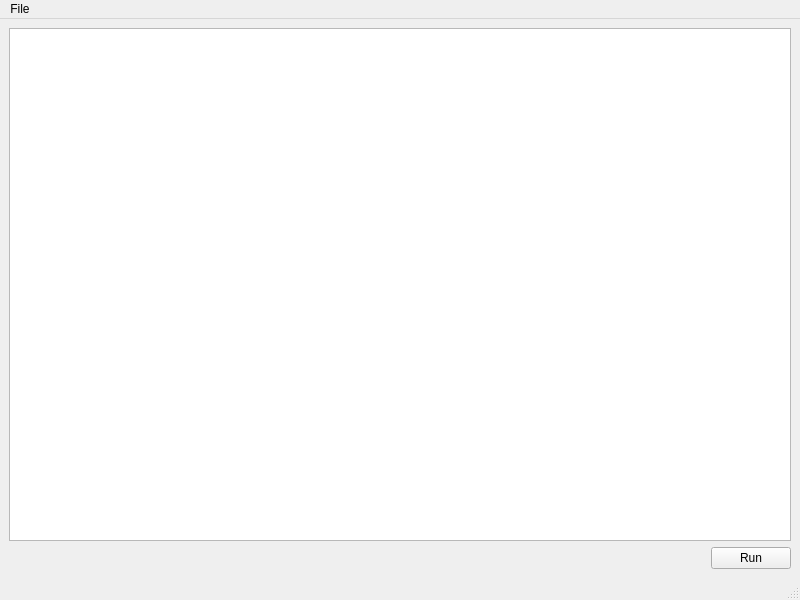
The window that src/Interface/interface.ui (mskonline/NSimulator) describes before a commit, drawn with Qt 5.
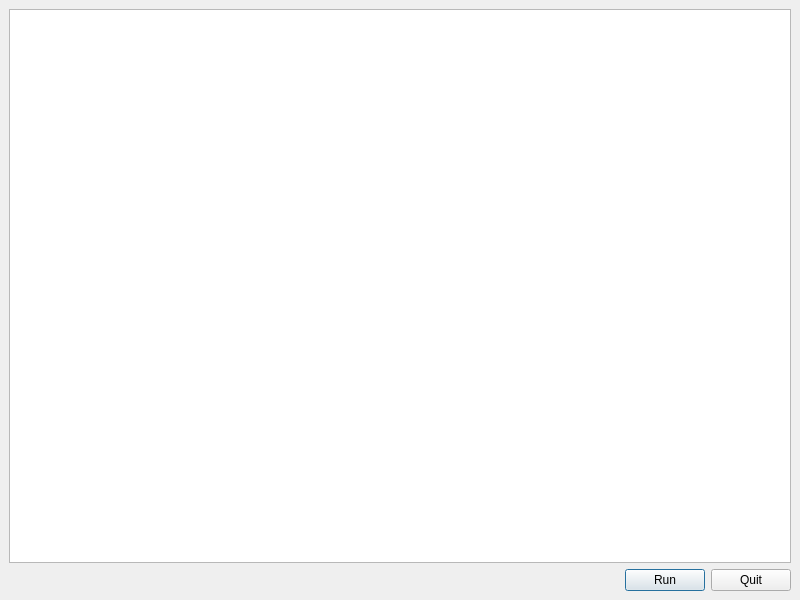
The same window after the commit. Icons and pictures are not drawn.

Diff of the .ui file:
```diff
--- a/src/Interface/interface.ui
+++ b/src/Interface/interface.ui
@@ -55,6 +55,16 @@
           <property name="text">
            <string>Run</string>
           </property>
+          <property name="default">
+           <bool>true</bool>
+          </property>
+         </widget>
+        </item>
+        <item>
+         <widget class="QPushButton" name="pb_quit">
+          <property name="text">
+           <string>Quit</string>
+          </property>
          </widget>
         </item>
        </layout>
@@ -63,24 +73,6 @@
     </item>
    </layout>
   </widget>
-  <widget class="QMenuBar" name="menubar">
-   <property name="geometry">
-    <rect>
-     <x>0</x>
-     <y>0</y>
-     <width>800</width>
-     <height>21</height>
-    </rect>
-   </property>
-   <widget class="QMenu" name="menuFile">
-    <property name="title">
-     <string>File</string>
-    </property>
-    <addaction name="actionQuit"/>
-   </widget>
-   <addaction name="menuFile"/>
-  </widget>
-  <widget class="QStatusBar" name="statusbar"/>
   <action name="actionQuit">
    <property name="icon">
     <iconset resource="../resources/resources.qrc">
```
